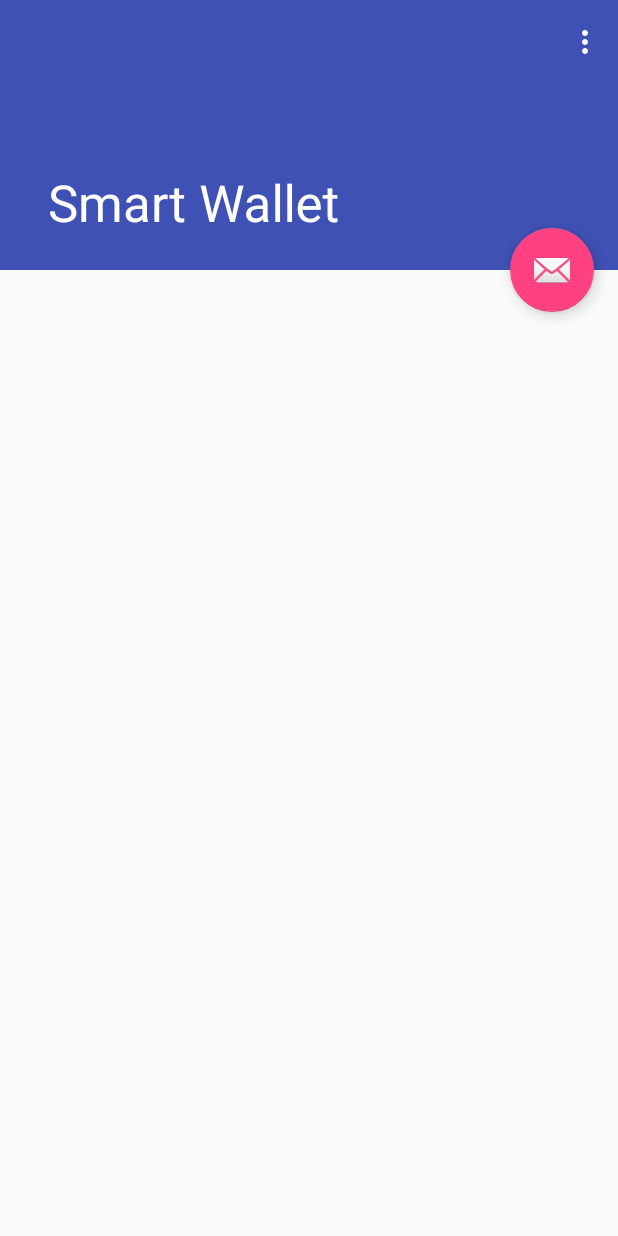
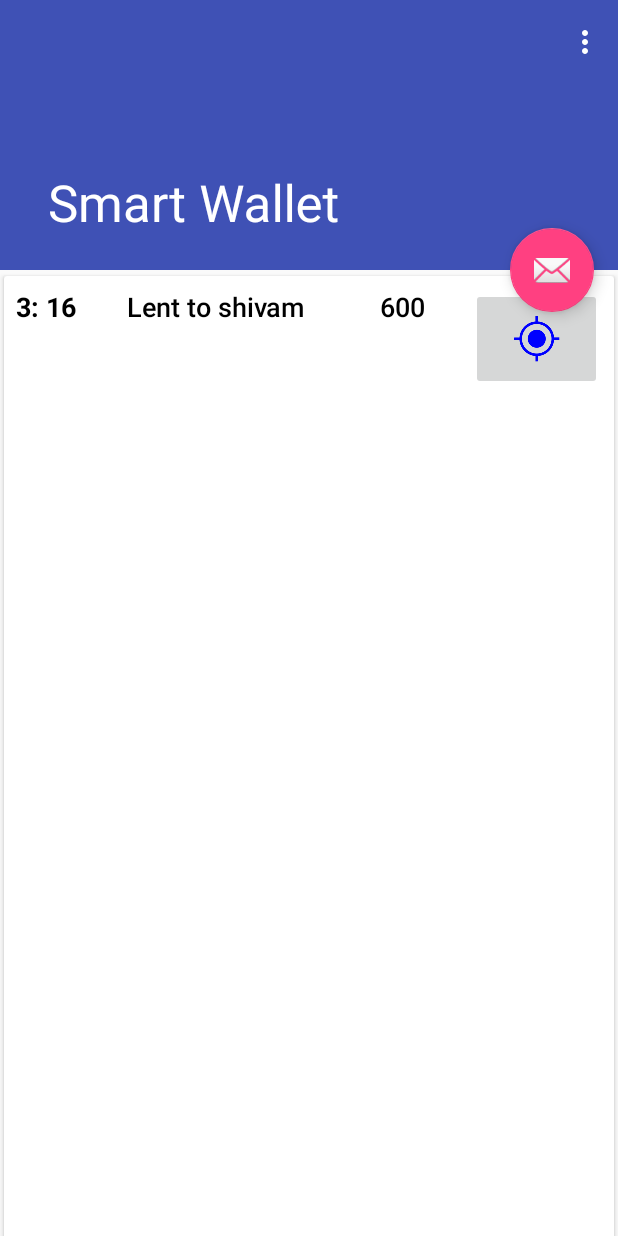
Before and after one commit to aditya-nambiar/smartwallet, an Android app: the screen it shows after launch (ScrollingActivity), on a phone screen of 412 x 824 dp. Run offline under Robolectric (Android 15) with nearby library versions, the phone set to English and light mode, and no system bars.

Commit message:
Added files

```diff
--- /dev/null
+++ b/app/src/main/java/com/togather/me/smartwallet/Adapter.java
@@ -0,0 +1,80 @@
+package com.togather.me.smartwallet;
+
+import android.content.Context;
+import android.support.v7.widget.RecyclerView;
+import android.view.LayoutInflater;
+import android.view.View;
+import android.view.ViewGroup;
+import android.widget.TextView;
+
+import java.util.ArrayList;
+import java.util.List;
+
+/**
+ * Created by aditya on 3/11/16.
+ */
+public class Adapter extends RecyclerView.Adapter<Adapter.ItemHolder> {
+    Context mContext;
+    List<CashFlow> mItems;
+    LayoutInflater mInflater;
+
+
+    public Adapter(Context context, List<CashFlow> items) {
+        this.mContext = context;
+        mItems = new ArrayList<CashFlow>();
+        mItems.addAll(items);
+        this.mInflater = LayoutInflater.from(context);
+        notifyDataSetChanged();
+        System.out.println("Adapter");
+
+    }
+
+    @Override
+    public ItemHolder onCreateViewHolder(ViewGroup parent, int viewType) {
+        View view = mInflater.inflate(R.layout.cashflowcard, parent, false);
+        return new ItemHolder(view);
+    }
+
+    @Override
+    public void onBindViewHolder(ItemHolder holder, int position) {
+         CashFlow temp = mItems.get(position);
+        holder.time.setText(String.valueOf(temp.time_hours) + ": " + String.valueOf(temp.time_minutes));
+        holder.desp.setText(temp.desp);
+        holder.amt.setText("600");
+        System.out.println("dfdgdfg");
+    }
+
+    public CashFlow getItem(int position) {
+        return mItems.get(position);
+    }
+
+    @Override
+    public int getItemCount() {
+        return mItems.size();
+    }
+
+    public class ItemHolder extends RecyclerView.ViewHolder implements View.OnClickListener {
+        TextView time;
+        TextView desp;
+        TextView amt;
+
+
+
+        public ItemHolder(View itemView) {
+            super(itemView);
+            time = (TextView) itemView.findViewById(R.id.timing);
+            desp = (TextView) itemView.findViewById(R.id.desp);
+            amt = (TextView) itemView.findViewById(R.id.amt);
+
+            itemView.setOnClickListener(this);
+        }
+
+        @Override
+        public void onClick(View v) {
+
+            CashFlow item = getItem(getAdapterPosition());
+        }
+
+    }
+
+}
--- /dev/null
+++ b/app/src/main/java/com/togather/me/smartwallet/CashFlow.java
@@ -0,0 +1,13 @@
+package com.togather.me.smartwallet;
+
+/**
+ * Created by aditya on 3/11/16.
+ */
+public class CashFlow {
+
+    int time_hours;
+    int time_minutes;
+    String ampm;
+    String desp;
+    int amt;
+}
--- a/app/src/main/java/com/togather/me/smartwallet/ScrollingActivity.java
+++ b/app/src/main/java/com/togather/me/smartwallet/ScrollingActivity.java
@@ -4,12 +4,88 @@ import android.os.Bundle;
 import android.support.design.widget.FloatingActionButton;
 import android.support.design.widget.Snackbar;
 import android.support.v7.app.AppCompatActivity;
+import android.support.v7.widget.DefaultItemAnimator;
+import android.support.v7.widget.LinearLayoutManager;
+import android.support.v7.widget.RecyclerView;
 import android.support.v7.widget.Toolbar;
-import android.view.View;
+import android.view.LayoutInflater;
 import android.view.Menu;
 import android.view.MenuItem;
+import android.view.View;
+import android.widget.LinearLayout;
+
+import java.util.ArrayList;
+import java.util.List;
+import java.util.Random;
+
 
 public class ScrollingActivity extends AppCompatActivity {
+
+    private RecyclerView busRidesView;
+    private Adapter mAdapter;
+    private List<CashFlow> cashFlowList = new ArrayList<>();
+
+    protected int getLayoutId() {
+        return R.layout.activity_listofitems;
+    }
+
+
+    public static int randInt(int min, int max) {
+
+        // NOTE: This will (intentionally) not run as written so that folks
+        // copy-pasting have to think about how to initialize their
+        // Random instance.  Initialization of the Random instance is outside
+        // the main scope of the question, but some decent options are to have
+        // a field that is initialized once and then re-used as needed or to
+        // use ThreadLocalRandom (if using at least Java 1.7).
+        Random rand = new Random();
+
+        // nextInt is normally exclusive of the top value,
+        // so add 1 to make it inclusive
+        int randomNum = rand.nextInt((max - min) + 1) + min;
+
+        return randomNum;
+    }
+
+
+    @Override
+    protected void onPostCreate(Bundle savedInstanceState) {
+        super.onPostCreate(savedInstanceState);
+        LinearLayout llLayoutContainer = (LinearLayout) findViewById(R.id.ll_layout_container);
+        View layoutView = LayoutInflater.from(this).inflate(getLayoutId(), null);
+        llLayoutContainer.addView(layoutView);
+        initViews();
+    }
+
+    protected void initViews() {
+
+        busRidesView = (RecyclerView) findViewById(R.id.rv_activity_listofitems);
+        CashFlow a = new CashFlow();
+        a.ampm = "pm";
+        a.amt = 500;
+        a.desp = "Lent to shivam";
+        a.time_hours = 6;
+        a.time_minutes = 32;
+        for (int i=0; i< 15; i++){
+            cashFlowList.add(a);
+            a.time_hours = randInt(1,11);
+            a.time_minutes = randInt(0,59);
+            a.amt = randInt(1, 1000);
+        }
+
+        initRunningRoutesList();
+    }
+
+    private void initRunningRoutesList() {
+        LinearLayoutManager layoutManager = new LinearLayoutManager(this);
+        busRidesView = (RecyclerView) findViewById(R.id.rv_activity_listofitems);
+        busRidesView.setLayoutManager(layoutManager);
+        mAdapter = new Adapter(this, cashFlowList);
+        busRidesView.setItemAnimator(new DefaultItemAnimator());
+        busRidesView.setAdapter(mAdapter);
+        System.out.println("InitRunnin");
+    }
+
 
     @Override
     protected void onCreate(Bundle savedInstanceState) {
@@ -26,6 +102,7 @@ public class ScrollingActivity extends AppCompatActivity {
                         .setAction("Action", null).show();
             }
         });
+
     }
 
     @Override
--- /dev/null
+++ b/app/src/main/res/layout/activity_listofitems.xml
@@ -0,0 +1,14 @@
+<?xml version="1.0" encoding="utf-8"?>
+<RelativeLayout xmlns:android="http://schemas.android.com/apk/res/android"
+    xmlns:app="http://schemas.android.com/apk/res-auto"
+    xmlns:tools="http://schemas.android.com/tools"
+    android:layout_width="match_parent"
+    android:layout_height="match_parent">
+
+    <android.support.v7.widget.RecyclerView
+        android:id="@+id/rv_activity_listofitems"
+        android:layout_width="match_parent"
+        android:layout_height="match_parent"/>
+
+
+</RelativeLayout>
--- a/app/src/main/res/layout/activity_scrolling.xml
+++ b/app/src/main/res/layout/activity_scrolling.xml
@@ -24,26 +24,27 @@
 
     <!--<include layout="@layout/content_scrolling" />-->
 
-    <android.support.v4.widget.NestedScrollView
-        xmlns:android="http://schemas.android.com/apk/res/android"
-        xmlns:tools="http://schemas.android.com/tools"
-        xmlns:app="http://schemas.android.com/apk/res-auto"
-        app:layout_behavior="@string/appbar_scrolling_view_behavior"
-        tools:showIn="@layout/activity_scrolling" android:layout_width="match_parent"
-        android:layout_height="match_parent" tools:context=".ScrollingActivity">
+    <!--<android.support.v4.widget.NestedScrollView-->
+        <!--xmlns:android="http://schemas.android.com/apk/res/android"-->
+        <!--xmlns:tools="http://schemas.android.com/tools"-->
+        <!--xmlns:app="http://schemas.android.com/apk/res-auto"-->
+        <!--android:fillViewport="true"-->
+        <!--app:layout_behavior="@string/appbar_scrolling_view_behavior"-->
+        <!--tools:showIn="@layout/activity_scrolling" android:layout_width="match_parent"-->
+        <!--android:layout_height="match_parent" tools:context=".ScrollingActivity">-->
+    <!--</android.support.v4.widget.NestedScrollView>-->
 
-        <!--<TextView android:layout_width="wrap_content" android:layout_height="wrap_content"-->
-            <!--android:layout_margin="@dimen/text_margin" android:text="@string/large_text" />-->
 
-        <ListView
-            android:id="@+id/lvContacts"
-            android:layout_width="match_parent"
-            android:layout_height="wrap_content"
-            android:layout_alignParentLeft="true"
-            android:layout_alignParentTop="true" >
-        </ListView>
+    <!--&lt;!&ndash;<TextView android:layout_width="wrap_content" android:layout_height="wrap_content"&ndash;&gt;-->
+            <!--&lt;!&ndash;android:layout_margin="@dimen/text_margin" android:text="@string/large_text" />&ndash;&gt;-->
 
-    </android.support.v4.widget.NestedScrollView>
+
+        <LinearLayout
+            android:id="@+id/ll_layout_container"
+            android:layout_width="fill_parent"
+            android:layout_height="fill_parent"
+            android:orientation="vertical"
+            app:layout_behavior="@string/appbar_scrolling_view_behavior" />
 
     <android.support.design.widget.FloatingActionButton android:id="@+id/fab"
         android:layout_width="wrap_content" android:layout_height="wrap_content"
--- /dev/null
+++ b/app/src/main/res/layout/cashflowcard.xml
@@ -0,0 +1,85 @@
+<?xml version="1.0" encoding="utf-8"?>
+<android.support.v7.widget.CardView
+    xmlns:android="http://schemas.android.com/apk/res/android"
+    xmlns:app="http://schemas.android.com/apk/res-auto"
+    xmlns:tools="http://schemas.android.com/tools"
+    android:layout_width="match_parent"
+    android:layout_height="match_parent"
+    android:foreground="?selectableItemBackground"
+    app:cardElevation="2dp"
+    app:cardUseCompatPadding="true">
+
+
+
+
+        <LinearLayout
+            android:layout_width="fill_parent"
+            android:layout_height="wrap_content"
+            android:orientation="vertical"
+            android:padding="@dimen/padding_regular">
+
+            <LinearLayout
+                android:layout_width="match_parent"
+                android:layout_height="wrap_content"
+                android:orientation="horizontal"
+                android:weightSum="8"
+                >
+
+                <TextView
+                    android:id="@+id/timing"
+                    android:layout_width="wrap_content"
+                    android:layout_height="wrap_content"
+                    android:ellipsize="end"
+                    android:singleLine="true"
+                    android:textColor="@color/black"
+                    android:textSize="@dimen/font_medium"
+                    android:textStyle="bold"
+                    android:layout_weight="2"
+                    tools:text="07:00 AM"/>
+
+                <TextView
+                    android:id="@+id/desp"
+                    android:layout_width="wrap_content"
+                    android:layout_height="wrap_content"
+                    android:layout_marginLeft="@dimen/margin_small"
+                    android:fontFamily="sans-serif-light"
+                    android:singleLine="true"
+                    android:textColor="@color/black"
+                    android:textSize="@dimen/font_medium"
+                    tools:ignore="RtlHardcoded,UnusedAttribute"
+                    android:layout_weight="3"
+                    android:textStyle="bold"
+
+
+                    tools:text="Lend to Shivam"/>
+
+                <TextView
+                    android:id="@+id/amt"
+                    android:layout_width="wrap_content"
+                    android:layout_height="wrap_content"
+                    android:layout_marginLeft="@dimen/margin_small"
+                    android:fontFamily="sans-serif-light"
+                    android:singleLine="true"
+                    android:textColor="@color/black"
+                    android:textSize="@dimen/font_medium"
+                    tools:ignore="RtlHardcoded,UnusedAttribute"
+                    android:layout_weight="2"
+                    android:textStyle="bold"
+
+                    tools:text="500"/>
+
+                <ImageButton android:id="@+id/myButton"
+                    android:layout_width="wrap_content"
+                    android:layout_height="wrap_content"
+                    android:layout_weight="1"
+                    android:src="@mipmap/loc" />
+
+
+            </LinearLayout>
+
+
+
+        </LinearLayout>
+
+
+</android.support.v7.widget.CardView>
```
Also changed, not shown: app/build.gradle (+6 -1 lines), 1 other file.
